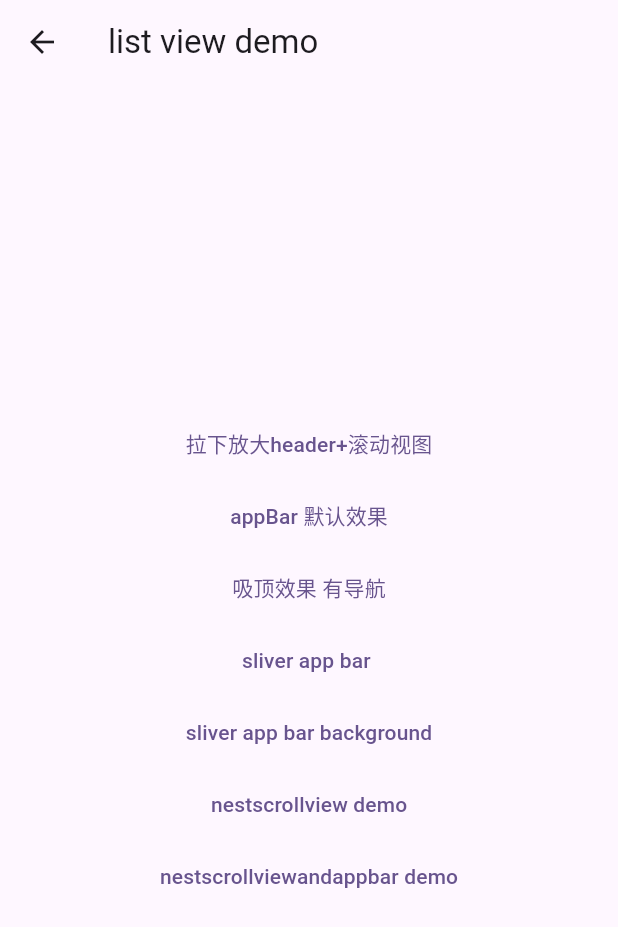
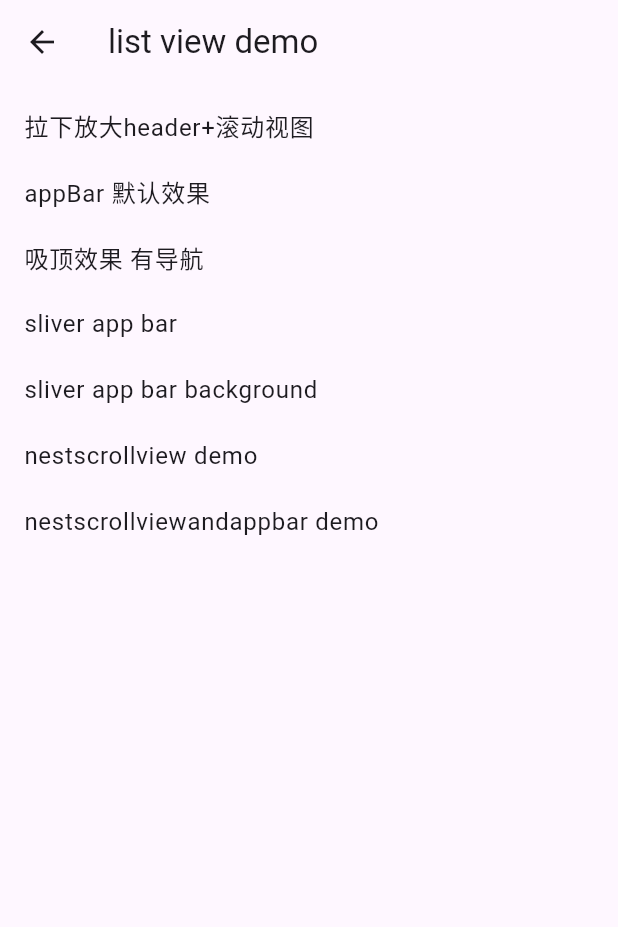
Before and after one commit to LeeWongClient/ScrollViewDemo, a Flutter app: the ListViewPage screen opened directly, on a phone screen of 412 x 824 dp. Shown: the top 927 px of the screen. Run offline on Flutter 3.47's test engine with Material 3 defaults, Android fonts, the phone set to English and light mode, and no system bars; our stand-ins replace extended_image, lottie, pull_to_refresh_flutter3; missing offline and left inert: pull_to_refresh_notification.

Commit message:
修改listView页面展示

```diff
--- a/lib/listview/list_view_demo.dart
+++ b/lib/listview/list_view_demo.dart
@@ -16,29 +16,33 @@ class ListViewPage extends StatefulWidget {
 }
 
 class _ListViewPageState extends State<ListViewPage> {
+ final List<String> _titles = ['拉下放大header+滚动视图', 'appBar 默认效果', '吸顶效果 有导航', 'sliver app bar ', 'sliver app bar background', 'nestscrollview demo', 'nestscrollviewandappbar demo'];
+
   @override
   Widget build(BuildContext context) {
     return Scaffold(
-      appBar: AppBar(title: Text('list view demo'),),
-      body: Center(
-        child: Container(
-          width: 400,
-          height: 600,
-          child: Column(
-            mainAxisAlignment: MainAxisAlignment.center,
-            crossAxisAlignment: CrossAxisAlignment.center,
-            children: [
-              TextButton(onPressed: _onTapListViewAndZoomHeader, child: Text('拉下放大header+滚动视图')),
-              TextButton(onPressed: _onTapFloatingAppBar, child: Text('appBar 默认效果')),
-              TextButton(onPressed: _onTapStickHeader, child: Text('吸顶效果 有导航')),
-              TextButton(onPressed: _onTapSliverAppBar, child: Text('sliver app bar ')),
-              TextButton(onPressed: _onTapSliverAppBarBackground, child: Text('sliver app bar background')),
-              TextButton(onPressed: _onTapNestScrollView, child: Text('nestscrollview demo')),
-              TextButton(onPressed: _onTapNestScrollViewAndAppBar, child: Text('nestscrollviewandappbar demo'))
-            ],
-          ),
-        ),
-      ),
+        appBar: AppBar(title: const Text('list view demo'),),
+        body: Container(
+          child: ListView.builder(itemBuilder: (context, index) {
+            return ListTile(title: Text(_titles[index],), onTap: () {
+              if (index == 0) {
+                _onTapListViewAndZoomHeader();
+              } else if (index == 1) {
+                _onTapFloatingAppBar();
+              } else if(index == 2) {
+                _onTapStickHeader();
+              } else if(index == 3) {
+                _onTapSliverAppBar();
+              } else if(index == 4) {
+                _onTapSliverAppBarBackground();
+              } else if(index == 5) {
+                _onTapNestScrollView();
+              } else if (index == 6) {
+                _onTapNestScrollViewAndAppBar();
+              }
+            },);
+          }, itemCount: _titles.length, itemExtent: 44,),
+        )
     );
   }
 
--- a/lib/main.dart
+++ b/lib/main.dart
@@ -7,6 +7,7 @@ import 'package:flutter_ui_demo/alertView/alert_view.dart';
 import 'package:flutter_ui_demo/netImage/netImageViewPage.dart';
 import 'package:flutter_ui_demo/popView/pop_view.dart';
 import 'package:flutter_ui_demo/provider/multi_provider_page.dart';
+import 'package:flutter_ui_demo/provider/provider_demo_home_page.dart';
 import 'package:flutter_ui_demo/provider/ui_data_provider.dart';
 import 'package:flutter_ui_demo/refresh/listview_refresh.dart';
 import 'package:flutter_ui_demo/safeArea/safe_area_adapter.dart';
@@ -136,6 +137,6 @@ class _MyHomePageState extends State<MyHomePage> {
   }
 
   _onTapUIDataBinder() {
-    Navigator.push(context, MaterialPageRoute(builder: (context) => MultiProviderPage.provider()));
+    Navigator.push(context, MaterialPageRoute(builder: (context) => ProviderDemoPage()));
   }
 }
--- a/lib/provider/multi_provider_page.dart
+++ b/lib/provider/multi_provider_page.dart
@@ -51,10 +51,10 @@ class _MultiProviderPageState extends State<MultiProviderPage> {
       floatingActionButton: Row(
         mainAxisAlignment: MainAxisAlignment.spaceEvenly,
         children: [
-          FloatingActionButton(child: Icon(Icons.add), onPressed: (){
+          FloatingActionButton(heroTag: 1, child: Icon(Icons.add), onPressed: (){
             viewModel.currentCountAdd();
           }),
-          FloatingActionButton(child: Icon(Icons.exposure_minus_1), onPressed: (){
+          FloatingActionButton(heroTag: 2, child: Icon(Icons.exposure_minus_1), onPressed: (){
             viewModel2.currentCountMinus();
           }),
         ],
```
Also changed, not shown: lib/provider/provider_demo_home_page.dart (added, +43 -0 lines).
